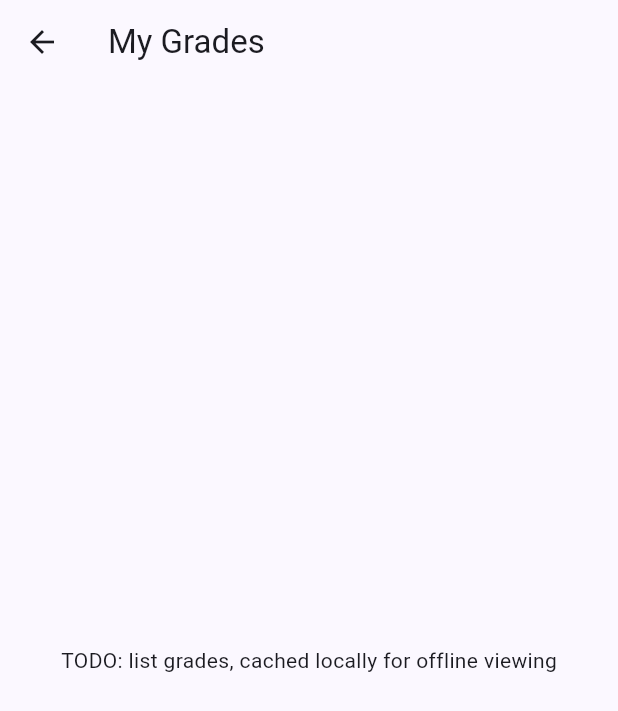
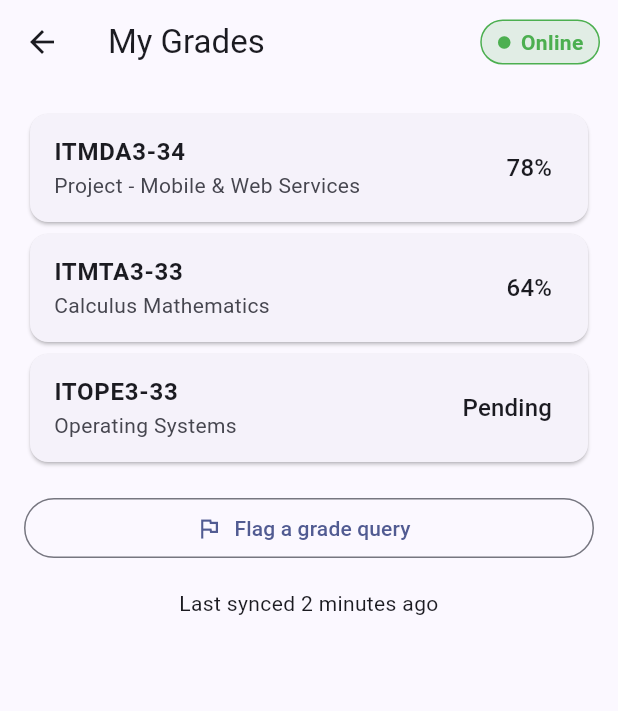
Before and after one commit to greemjvhgv/student-portal, a Flutter app: the GradesScreen screen opened by its route, on a phone screen of 412 x 824 dp. Shown: the top 711 px of the screen. Run offline on Flutter 3.47's test engine with Material 3 defaults, Android fonts, the phone set to English and light mode, and no system bars.

Commit message:
Grades screen matching wireframe Fig 5; remove leftover counter test

```diff
--- a/lib/screens/grades_screen.dart
+++ b/lib/screens/grades_screen.dart
@@ -1,24 +1,101 @@
 import 'package:flutter/material.dart';
 
-/// Matches the Grades wireframe (D3 Figure 5): list of module cards
-/// (module code, name, mark/status), a "Flag a grade query" button, a
-/// "Last synced" footer.
-///
-/// Owner: Annuschka (you). Follow login_screen.dart's shape. TODO:
-///   - read from LocalDbService first (offline viewing — US03)
-///   - show "Pending" for ungraded modules
-///   - "Flag a grade query" queues an offline-capable request (see US03's
-///     conflict-resolution note: a flagged query can be overridden by a
-///     more recent lecturer update — surfaced via ConflictResolutionScreen)
+import '../widgets/offline_badge.dart';
+
+/// My Grades (D3 Figure 5): one card per module with its mark or
+/// "Pending", a "Flag a grade query" button and a "Last synced" footer.
+/// Uses placeholder data until LocalDbService is built.
 class GradesScreen extends StatelessWidget {
   const GradesScreen({super.key});
+
+  // Placeholder data from the wireframe. A null mark means "Pending".
+  static const List<({String code, String name, double? mark})> _grades = [
+    (code: 'ITMDA3-34', name: 'Project - Mobile & Web Services', mark: 78.0),
+    (code: 'ITMTA3-33', name: 'Calculus Mathematics', mark: 64.0),
+    (code: 'ITOPE3-33', name: 'Operating Systems', mark: null),
+  ];
+
+  /// Asks for the reason, validates it, then confirms the query was queued.
+  Future<void> _showGradeQueryDialog(BuildContext context) async {
+    final formKey = GlobalKey<FormState>();
+    final submitted = await showDialog<bool>(
+      context: context,
+      builder: (dialogContext) => AlertDialog(
+        title: const Text('Flag a grade query'),
+        content: Form(
+          key: formKey,
+          child: TextFormField(
+            decoration: const InputDecoration(labelText: 'Reason'),
+            maxLines: 3,
+            validator: (value) => (value == null || value.trim().isEmpty)
+                ? 'Please enter a reason'
+                : null,
+          ),
+        ),
+        actions: [
+          TextButton(
+            onPressed: () => Navigator.pop(dialogContext, false),
+            child: const Text('Cancel'),
+          ),
+          FilledButton(
+            onPressed: () {
+              if (formKey.currentState!.validate()) {
+                Navigator.pop(dialogContext, true);
+              }
+            },
+            child: const Text('Submit'),
+          ),
+        ],
+      ),
+    );
+    if (submitted != true || !context.mounted) return;
+    ScaffoldMessenger.of(context).showSnackBar(
+      const SnackBar(
+        content: Text('Grade query queued – it will sync when you are online'),
+      ),
+    );
+  }
 
   @override
   Widget build(BuildContext context) {
     return Scaffold(
-      appBar: AppBar(title: const Text('My Grades')),
-      body: const Center(
-        child: Text('TODO: list grades, cached locally for offline viewing'),
+      appBar: AppBar(
+        title: const Text('My Grades'),
+        actions: const [
+          Padding(
+            padding: EdgeInsets.only(right: 12),
+            child: OfflineBadge(isOnline: true),
+          ),
+        ],
+      ),
+      body: ListView(
+        padding: const EdgeInsets.all(16),
+        children: [
+          for (final grade in _grades)
+            Card(
+              child: ListTile(
+                title: Text(
+                  grade.code,
+                  style: const TextStyle(fontWeight: FontWeight.bold),
+                ),
+                subtitle: Text(grade.name),
+                trailing: Text(
+                  grade.mark == null
+                      ? 'Pending'
+                      : '${grade.mark!.toStringAsFixed(0)}%',
+                  style: Theme.of(context).textTheme.titleMedium,
+                ),
+              ),
+            ),
+          const SizedBox(height: 16),
+          OutlinedButton.icon(
+            onPressed: () => _showGradeQueryDialog(context),
+            icon: const Icon(Icons.flag_outlined),
+            label: const Text('Flag a grade query'),
+          ),
+          const SizedBox(height: 16),
+          const Text('Last synced 2 minutes ago', textAlign: TextAlign.center),
+        ],
       ),
     );
   }
```
Also changed, not shown: 1 other file.
